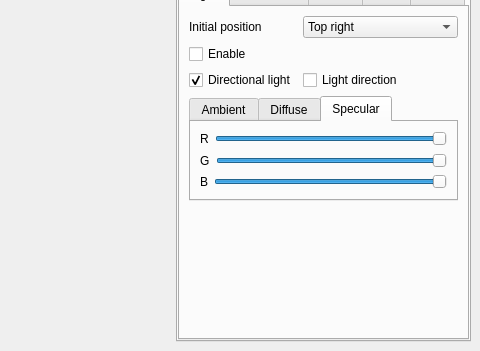
First picture: the form in MainWindow.ui, repository danlipsa/foamvis, before the edit; both pictures show x 563 to 1043 and y 245 to 596 of the 1043 by 596 pixel window.
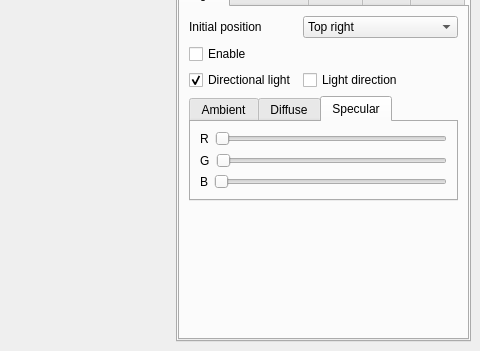
Second picture: the form after the edit. The open tabs and pages were chosen to show the change. Custom widgets are drawn as their Qt base class.

The edit to the form file:
```diff
--- a/MainWindow.ui
+++ b/MainWindow.ui
@@ -619,7 +619,7 @@
                       <item>
                        <widget class="QSlider" name="horizontalSliderLightSpecularRed">
                         <property name="value">
-                         <number>99</number>
+                         <number>0</number>
                         </property>
                         <property name="orientation">
                          <enum>Qt::Horizontal</enum>
@@ -645,7 +645,7 @@
                       <item>
                        <widget class="QSlider" name="horizontalSliderLightSpecularGreen">
                         <property name="value">
-                         <number>99</number>
+                         <number>0</number>
                         </property>
                         <property name="orientation">
                          <enum>Qt::Horizontal</enum>
@@ -671,7 +671,7 @@
                       <item>
                        <widget class="QSlider" name="horizontalSliderLightSpecularBlue">
                         <property name="value">
-                         <number>99</number>
+                         <number>0</number>
                         </property>
                         <property name="orientation">
                          <enum>Qt::Horizontal</enum>
```
Left out of the diff: 2 changed lines with no effect on the pictures.
